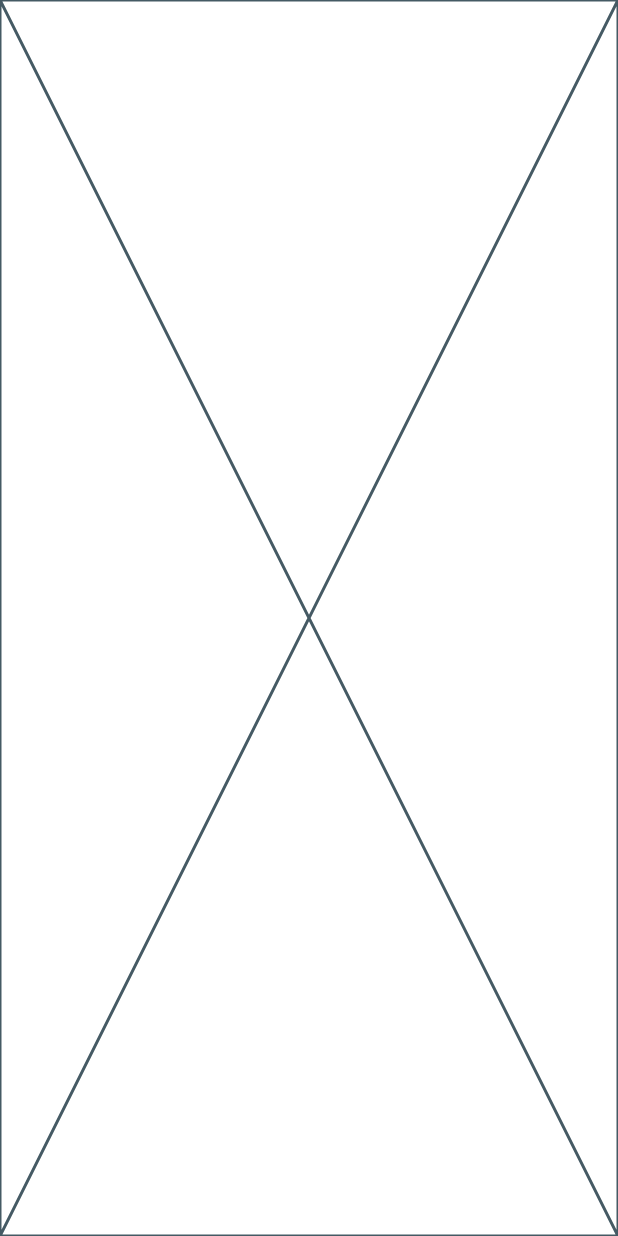
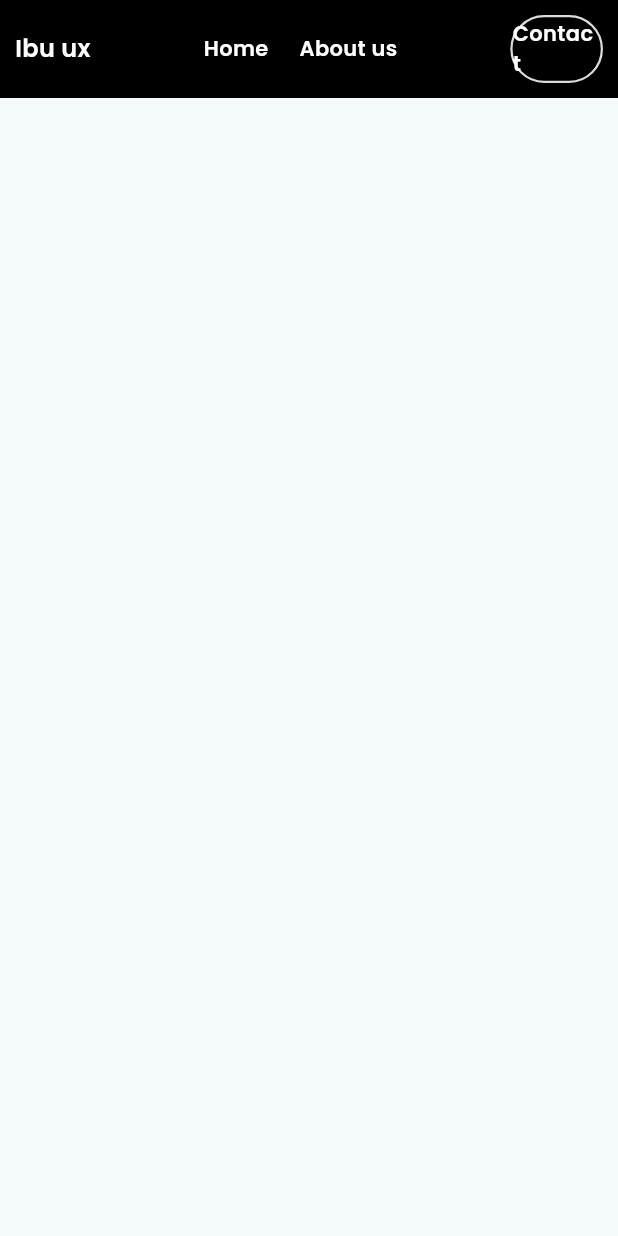
Before and after one commit to mohamed8270/ibu_ux, a Flutter app: the screen it shows after launch, on a phone screen of 412 x 824 dp. Run offline on Flutter 3.47's test engine with Material 3 defaults, Android fonts, the phone set to English and light mode, and no system bars; our stand-ins replace gap, get, google_fonts.

Commit message:
home page app bar developed

```diff
--- a/lib/common/styles/static.dart
+++ b/lib/common/styles/static.dart
@@ -15,6 +15,9 @@ class StaticData {
   static String github = 'https://www.svgrepo.com/show/501576/github.svg';
 
   // text
+  static String appname = 'Ibu ux';
+  static String home = 'Home';
+  static String about = 'About us';
   static String hertxt =
       'Relate to our creative works that are beyond your expectations';
   static String herosub =
--- /dev/null
+++ b/lib/common/widgets/home_app_bar.dart
@@ -0,0 +1,49 @@
+import 'package:flutter/material.dart';
+import 'package:gap/gap.dart';
+import 'package:ibu_ux/common/styles/fonts.dart';
+import 'package:ibu_ux/common/styles/static.dart';
+import 'package:ibu_ux/common/styles/theme.dart';
+
+class HomeAppBar extends StatelessWidget {
+  const HomeAppBar({super.key});
+
+  @override
+  Widget build(BuildContext context) {
+    var scrnsize = MediaQuery.sizeOf(context);
+    var txt = TextFond();
+    return Container(
+      decoration: const BoxDecoration(color: iblack),
+      child: Padding(
+        padding: const EdgeInsets.all(10),
+        child: Row(
+          crossAxisAlignment: CrossAxisAlignment.center,
+          children: [
+            txt.textWidget(StaticData.appname, 16.0, FontWeight.w600, iwhite),
+            Expanded(
+              child: Row(
+                mainAxisAlignment: MainAxisAlignment.center,
+                children: [
+                  txt.textWidget(
+                      StaticData.home, 14.0, FontWeight.w600, iwhite),
+                  Gap(scrnsize.width / 20),
+                  txt.textWidget(
+                      StaticData.about, 14.0, FontWeight.w600, iwhite),
+                ],
+              ),
+            ),
+            Container(
+              height: scrnsize.height * 0.055,
+              width: scrnsize.width * 0.15,
+              decoration: BoxDecoration(
+                borderRadius: BorderRadius.circular(40),
+                border: Border.all(width: 1.5, color: igrey),
+              ),
+              alignment: Alignment.center,
+              child: txt.textWidget('Contact', 14.0, FontWeight.w600, iwhite),
+            ),
+          ],
+        ),
+      ),
+    );
+  }
+}
--- a/lib/routes/pages/home_page/home_page.dart
+++ b/lib/routes/pages/home_page/home_page.dart
@@ -1,10 +1,17 @@
 import 'package:flutter/material.dart';
+import 'package:ibu_ux/common/widgets/home_app_bar.dart';
 
 class HomePage extends StatelessWidget {
   const HomePage({super.key});
 
   @override
   Widget build(BuildContext context) {
-    return const Placeholder();
+    var scrnsize = MediaQuery.sizeOf(context);
+    return Scaffold(
+      appBar: PreferredSize(
+        preferredSize: Size(scrnsize.width, 120),
+        child: const HomeAppBar(),
+      ),
+    );
   }
 }
```
